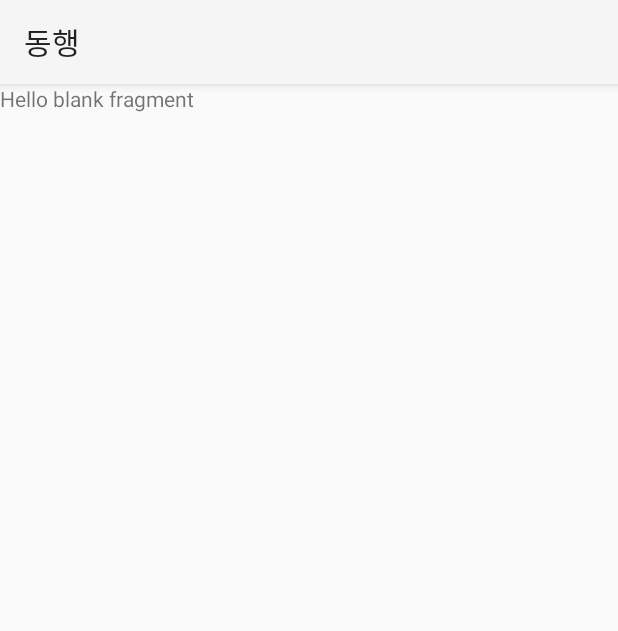
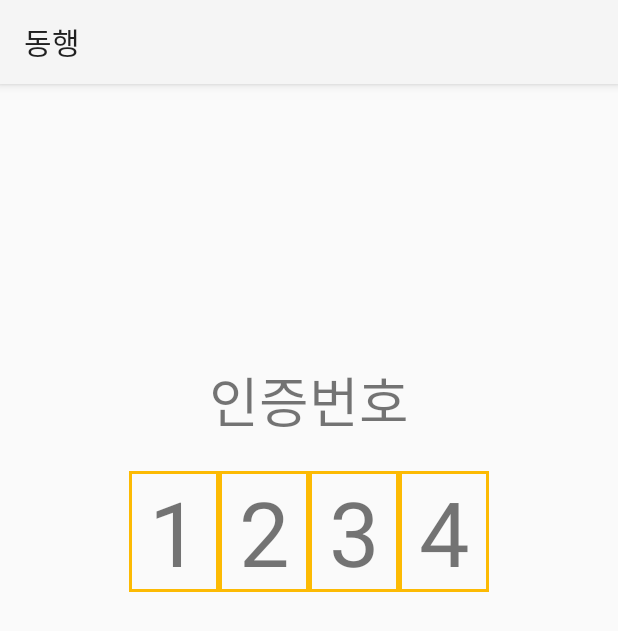
Before and after one commit to jingul414/TeamProject, an Android app: the fragment TargetConnectFragment shown on its own in the app's theme, on a phone screen of 412 x 824 dp. Shown: the top 631 px of the screen. Run offline under Robolectric (Android 15) with nearby library versions, the phone set to English and light mode, and no system bars.

Commit message:
제어 선택, 피제어자 연결 메인 화면 프래그먼트 구성

```diff
--- a/app/src/main/res/layout/fragment_target_connect.xml
+++ b/app/src/main/res/layout/fragment_target_connect.xml
@@ -1,14 +1,81 @@
 <?xml version="1.0" encoding="utf-8"?>
-<FrameLayout xmlns:android="http://schemas.android.com/apk/res/android"
+<androidx.constraintlayout.widget.ConstraintLayout xmlns:android="http://schemas.android.com/apk/res/android"
+    xmlns:app="http://schemas.android.com/apk/res-auto"
     xmlns:tools="http://schemas.android.com/tools"
     android:layout_width="match_parent"
     android:layout_height="match_parent"
     tools:context=".myscreen.TargetConnectFragment">
 
-    <!-- TODO: Update blank fragment layout -->
-    <TextView
-        android:layout_width="match_parent"
-        android:layout_height="match_parent"
-        android:text="@string/hello_blank_fragment" />
+    <LinearLayout
+        android:layout_width="wrap_content"
+        android:layout_height="wrap_content"
+        android:gravity="center"
+        android:orientation="vertical"
+        app:layout_constraintBottom_toBottomOf="parent"
+        app:layout_constraintEnd_toEndOf="parent"
+        app:layout_constraintStart_toStartOf="parent"
+        app:layout_constraintTop_toTopOf="parent"
+        app:layout_constraintVertical_bias="0.3">
 
-</FrameLayout>
+        <TextView
+            android:id="@+id/info_text"
+            android:layout_width="wrap_content"
+            android:layout_height="wrap_content"
+            android:gravity="center"
+            android:text="인증번호"
+            android:textSize="36sp" />
+
+        <Space
+            android:layout_width="match_parent"
+            android:layout_height="20dp" />
+
+        <LinearLayout
+            android:layout_width="wrap_content"
+            android:layout_height="wrap_content"
+            android:layout_gravity="center"
+            android:gravity="center"
+            android:orientation="horizontal">
+
+            <TextView
+                android:id="@+id/num1_text"
+                android:layout_width="60dp"
+                android:layout_height="wrap_content"
+                android:layout_weight="0"
+                android:background="@drawable/border"
+                android:gravity="center"
+                android:text="1"
+                android:textSize="60sp" />
+
+            <TextView
+                android:id="@+id/num2_text"
+                android:layout_width="60dp"
+                android:layout_height="wrap_content"
+                android:layout_weight="0"
+                android:background="@drawable/border"
+                android:gravity="center"
+                android:text="2"
+                android:textSize="60sp" />
+
+            <TextView
+                android:id="@+id/num3_text"
+                android:layout_width="60dp"
+                android:layout_height="wrap_content"
+                android:layout_weight="0"
+                android:background="@drawable/border"
+                android:gravity="center"
+                android:text="3"
+                android:textSize="60sp" />
+
+            <TextView
+                android:id="@+id/num4_text"
+                android:layout_width="60dp"
+                android:layout_height="wrap_content"
+                android:layout_weight="0"
+                android:background="@drawable/border"
+                android:gravity="center"
+                android:text="4"
+                android:textSize="60sp" />
+        </LinearLayout>
+    </LinearLayout>
+
+</androidx.constraintlayout.widget.ConstraintLayout>
```
Also changed, not shown: app/src/main/res/layout/fragment_select.xml (+9 -8 lines), app/src/main/res/layout/fragment_target_main.xml (+26 -5 lines).
